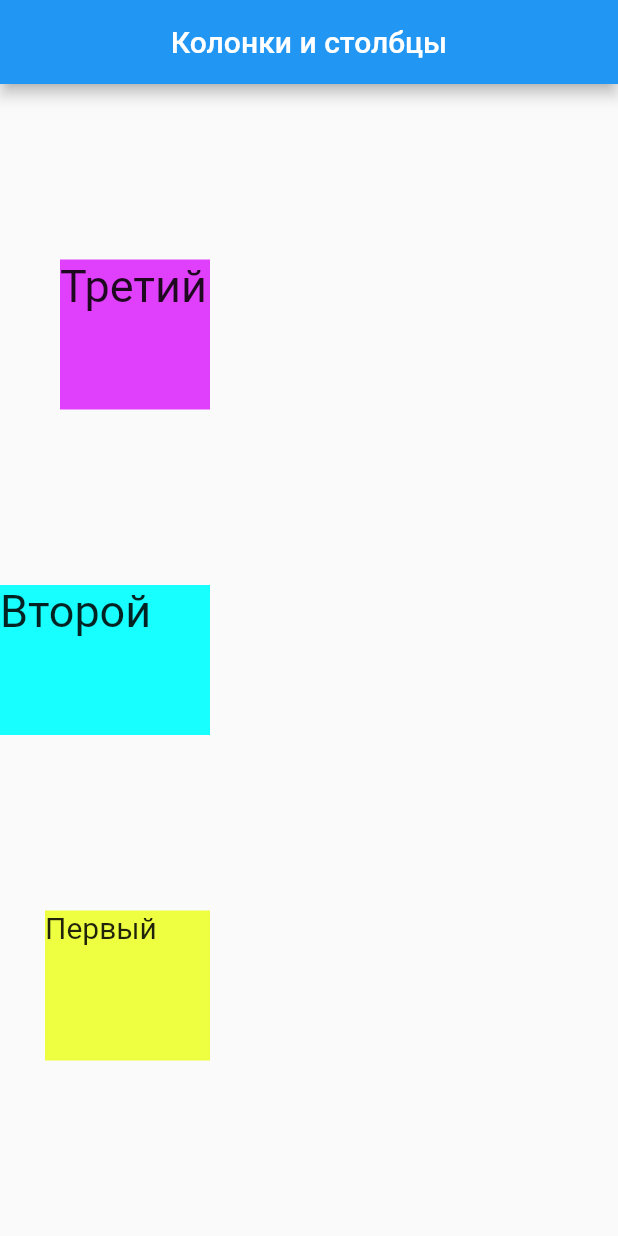
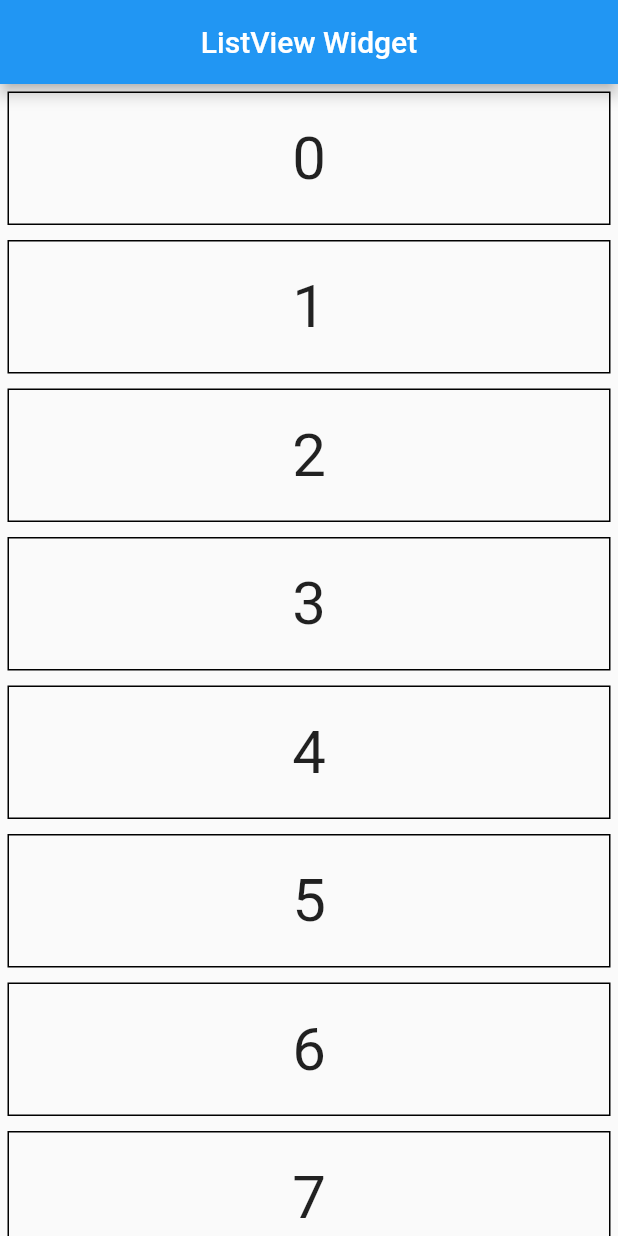
Before and after one commit to Rewalon/my_first, a Flutter app: the screen it shows after launch, on a phone screen of 412 x 824 dp. Run offline on Flutter 3.47's test engine with Material 2 defaults, Android fonts, the phone set to English and light mode, and no system bars.

Commit message:
Lesson 7

```diff
--- a/lib/main.dart
+++ b/lib/main.dart
@@ -8,33 +8,68 @@ class ScreenWidget extends StatelessWidget {
     return MaterialApp(
       home: Scaffold(
         appBar: AppBar(
-          title: Center(child: const Text('Колонки и столбцы')),
+          title: Center(child: const Text('ListView Widget')),
         ),
-        body: SimpleWidget(),
+        body: ListViewCustomWidget(),
       ),
     );
   }
 }
 
 class TextWidget extends StatelessWidget {
-  const TextWidget({Key key, this.text, this.color, this.width, this.fontSize})
-      : super(key: key);
+  const TextWidget({Key key, this.text}) : super(key: key);
 
   final String text;
-  final Color color;
-  final double width;
-  final double fontSize;
 
   @override
   Widget build(BuildContext context) {
     return Container(
-        width: width,
-        color: color,
-        height: 100,
+        alignment: Alignment.center,
+        padding: EdgeInsets.all(20),
+        margin: EdgeInsets.all(5),
+        decoration:
+            BoxDecoration(border: Border.all(color: Colors.black, width: 1)),
         child: Text(
           text,
-          style: TextStyle(fontSize: fontSize),
+          style: TextStyle(fontSize: 40),
         ));
+  }
+}
+
+class ListViewCustomWidget extends StatelessWidget {
+  @override
+  Widget build(BuildContext context) {
+    return ListView.custom(childrenDelegate:
+        SliverChildBuilderDelegate((BuildContext context, int index) {
+      return TextWidget(text: "$index");
+    }));
+  }
+}
+
+class ListViewBuilderWidget extends StatelessWidget {
+  @override
+  Widget build(BuildContext context) {
+    return ListView.builder(
+        // itemCount: 20,
+        itemBuilder: (BuildContext context, int index) {
+      return TextWidget(text: '$index');
+    });
+  }
+}
+
+class ListViewSeparatedWidget extends StatelessWidget {
+  @override
+  Widget build(BuildContext context) {
+    return ListView.separated(
+        itemBuilder: (context, index) {
+          return TextWidget(
+            text: "$index",
+          );
+        },
+        separatorBuilder: (context, index) {
+          return Divider(color: Colors.blueAccent);
+        },
+        itemCount: 20);
   }
 }
 
@@ -42,32 +77,43 @@ class SimpleWidget extends StatelessWidget {
   @override
   Widget build(BuildContext context) {
     // TODO: implement build
-    return Column(
-      mainAxisAlignment: MainAxisAlignment.spaceEvenly,
-      mainAxisSize: MainAxisSize.max,
-      crossAxisAlignment: CrossAxisAlignment.start,
-      textBaseline: TextBaseline.alphabetic,
-      textDirection: TextDirection.rtl,
-      verticalDirection: VerticalDirection.up,
+    return ListView(
+      // scrollDirection: Axis.horizontal,
+      //reverse: true,
+      //controller: ScrollController(initialScrollOffset: 100),
+      //physics: NeverScrollableScrollPhysics(),
+      padding: EdgeInsets.all(20),
       children: <Widget>[
         TextWidget(
-          color: Colors.limeAccent,
-          width: 110,
-          text: 'Первый',
-          fontSize: 20,
+          text: "1",
         ),
         TextWidget(
-          color: Colors.cyanAccent,
-          width: 140,
-          text: 'Второй',
-          fontSize: 30,
+          text: "2",
         ),
         TextWidget(
-          color: Colors.purpleAccent,
-          width: 100,
-          text: 'Третий',
-          fontSize: 30,
+          text: "3",
         ),
+        TextWidget(
+          text: "4",
+        ),
+        TextWidget(
+          text: "5",
+        ),
+        TextWidget(
+          text: "6",
+        ),
+        TextWidget(
+          text: "7",
+        ),
+        TextWidget(
+          text: "8",
+        ),
+        TextWidget(
+          text: "9",
+        ),
+        TextWidget(
+          text: "10",
+        )
       ],
     );
   }
```
